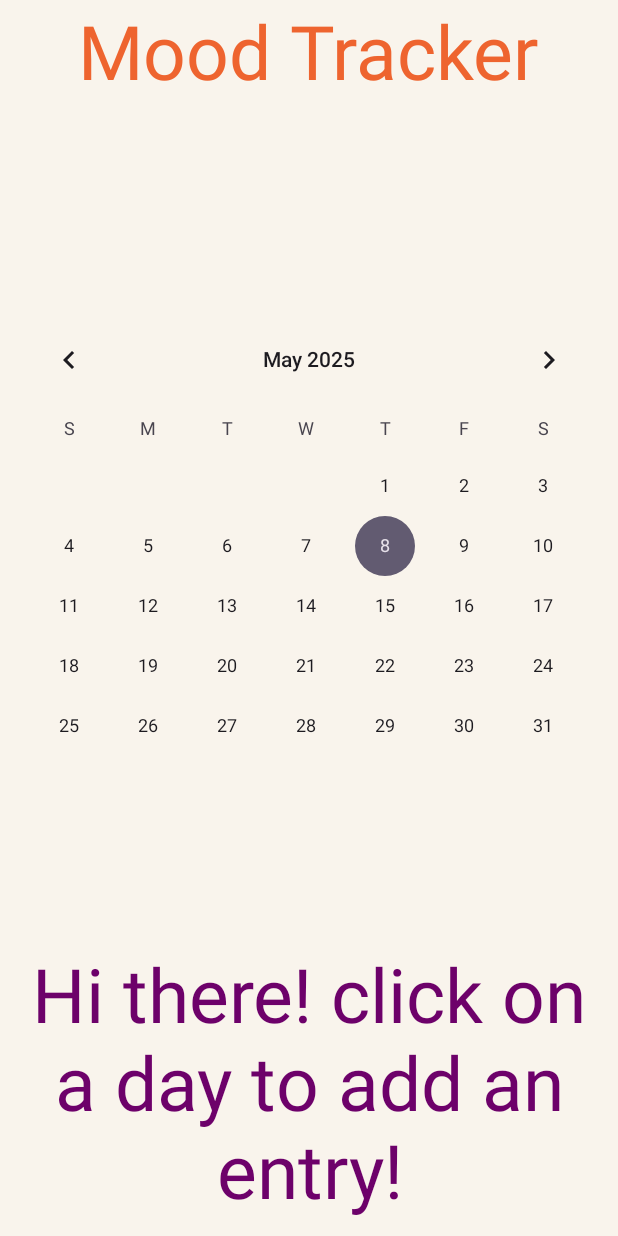
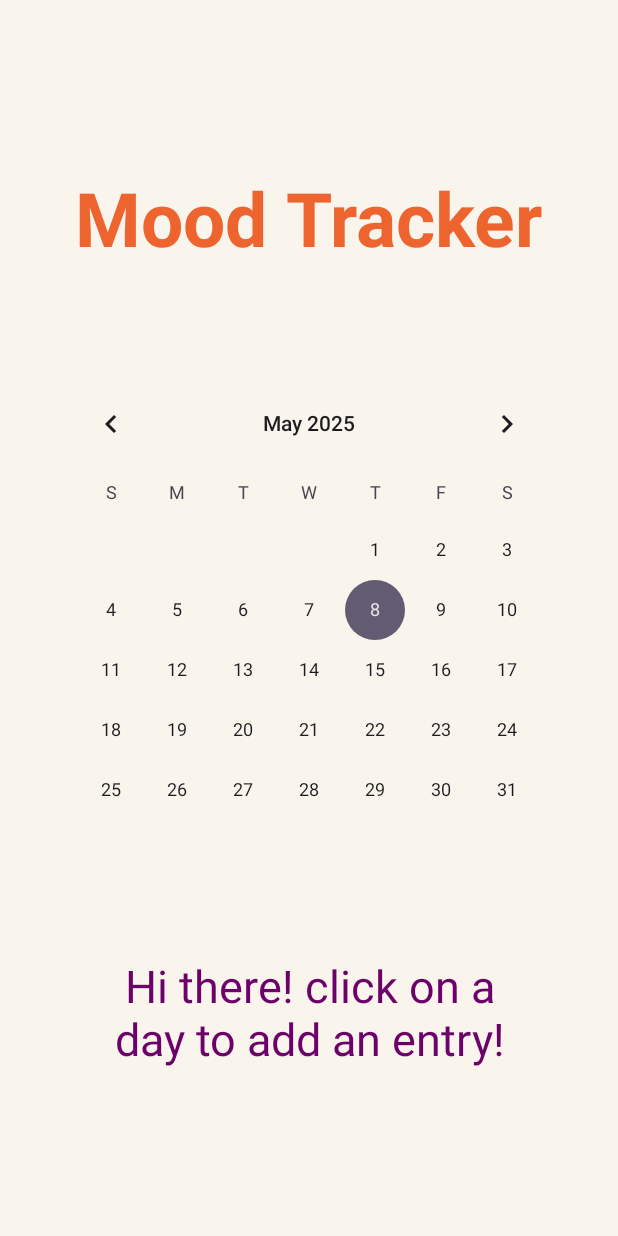
Before and after one commit to Skullking123/Mood-Tracker, an Android app: the MainActivity screen opened directly, with no data from a screen before it, on a phone screen of 412 x 824 dp. Run offline under Robolectric (Android 15) with nearby library versions, the phone set to English and light mode, and no system bars; our stand-ins replace AdMob; 2 statements that could not run were skipped.

Commit message:
Change padding, sizes, margins, to align better

```diff
--- a/app/src/main/res/layout/activity_main.xml
+++ b/app/src/main/res/layout/activity_main.xml
@@ -13,23 +13,25 @@
     <TextView
         android:id="@+id/title"
         android:layout_width="wrap_content"
-        android:layout_height="0dp"
-        android:layout_weight="1"
-        android:textSize='50sp'
-        android:text="Mood Tracker"/>
+        android:layout_height="wrap_content"
+        android:textSize='50dp'
+        android:text="Mood Tracker"
+        android:textStyle="bold"
+        />
 
     <CalendarView
         android:id="@+id/calendar"
-        android:layout_width="match_parent"
-        android:layout_height="0dp"
-        android:layout_weight="2" />
+        android:layout_width="wrap_content"
+        android:layout_height="wrap_content"
+        android:layout_marginTop="70dp"
+        android:layout_marginBottom="50dp"
+       />
 
     <TextView
         android:id="@+id/calendarInstructions"
-        android:layout_width="wrap_content"
-        android:layout_height="0dp"
-        android:layout_weight="1"
-        android:textSize='50sp'
+        android:layout_width="300dp"
+        android:layout_height="wrap_content"
+        android:textSize='30dp'
         android:gravity="center"
         android:text="Click on a day to add an entry!"/>
 
--- a/app/src/main/res/layout/addmood.xml
+++ b/app/src/main/res/layout/addmood.xml
@@ -15,7 +15,9 @@
         android:layout_height="wrap_content"
         android:layout_weight="1"
         android:text="Add Mood"
-        android:textSize='40sp' />
+        android:textSize='40sp'
+        android:textStyle="bold"
+        android:layout_marginTop="50dp"/>
 
 <!--don't add a layout weight to the rating bar, the stars
 will disappear-->
@@ -30,11 +32,11 @@ will disappear-->
 
     <EditText
         android:id="@+id/description"
-        android:layout_width="match_parent"
+        android:layout_width="350dp"
         android:layout_height="0dp"
         android:layout_weight="9"
         android:gravity="start"
-        android:hint="Why do you feel like so!"
+        android:hint="Why do you feel like so?"
         android:textSize='30sp' />
 
     <Button
@@ -43,7 +45,8 @@ will disappear-->
         android:layout_weight="0.5"
         android:id="@+id/micButton"
         android:text="Microphone"
-        android:textSize="30sp"/>
+        android:textSize="30sp"
+        />
 
     <Button
         android:id="@+id/submitButton"
```
